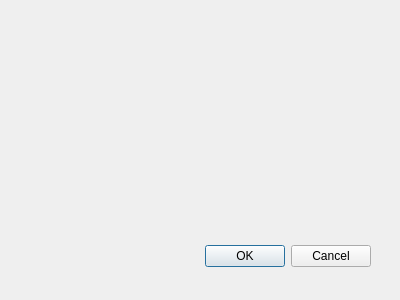
The window that wrt_plugin_lite_dialog_base.ui (ahmad-04/wrt_plugin_lite) describes before a commit, drawn with Qt 5.
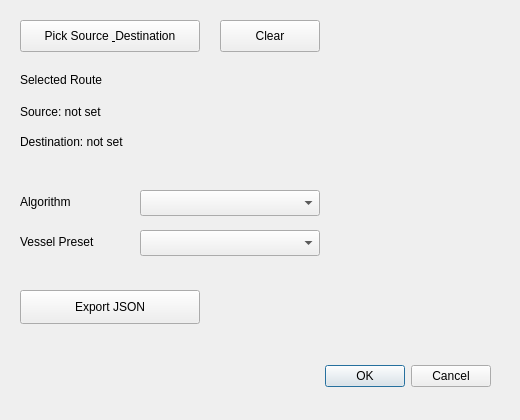
The same window after the commit.

Commit message: Base setup

The edit to the form file:
```diff
--- a/wrt_plugin_lite_dialog_base.ui
+++ b/wrt_plugin_lite_dialog_base.ui
@@ -1,27 +1,162 @@
 <ui version="4.0" >
  <class>WRTPluginLiteDialogBase</class>
- <widget class="QDialog" name="WRTPluginLiteDialogBase" >
-  <property name="geometry" >
+ <widget class="QDialog" name="WRTPluginLiteDialogBase">
+  <property name="geometry">
    <rect>
     <x>0</x>
     <y>0</y>
-    <width>400</width>
-    <height>300</height>
+    <width>520</width>
+    <height>420</height>
    </rect>
   </property>
   <property name="windowTitle" >
    <string>WRT Plugin Lite</string>
   </property>
-  <widget class="QDialogButtonBox" name="button_box" >
-   <property name="geometry" >
+
+  <widget class="QPushButton" name="btnPickRoute">
+   <property name="geometry">
     <rect>
-     <x>30</x>
-     <y>240</y>
-     <width>341</width>
+     <x>20</x>
+     <y>20</y>
+     <width>180</width>
      <height>32</height>
     </rect>
    </property>
-   <property name="orientation" >
+   <property name="text">
+    <string>Pick Source &amp; Destination</string>
+   </property>
+  </widget>
+
+  <widget class="QPushButton" name="btnClearRoute">
+   <property name="geometry">
+    <rect>
+     <x>220</x>
+     <y>20</y>
+     <width>100</width>
+     <height>32</height>
+    </rect>
+   </property>
+   <property name="text">
+    <string>Clear</string>
+   </property>
+  </widget>
+
+  <widget class="QLabel" name="labelRouteTitle">
+   <property name="geometry">
+    <rect>
+     <x>20</x>
+     <y>70</y>
+     <width>200</width>
+     <height>20</height>
+    </rect>
+   </property>
+   <property name="text">
+    <string>Selected Route</string>
+   </property>
+  </widget>
+
+  <widget class="QLabel" name="lblSource">
+   <property name="geometry">
+    <rect>
+     <x>20</x>
+     <y>100</y>
+     <width>470</width>
+     <height>24</height>
+    </rect>
+   </property>
+   <property name="text">
+    <string>Source: not set</string>
+   </property>
+  </widget>
+
+  <widget class="QLabel" name="lblDest">
+   <property name="geometry">
+    <rect>
+     <x>20</x>
+     <y>130</y>
+     <width>470</width>
+     <height>24</height>
+    </rect>
+   </property>
+   <property name="text">
+    <string>Destination: not set</string>
+   </property>
+  </widget>
+
+  <widget class="QLabel" name="labelAlgorithm">
+   <property name="geometry">
+    <rect>
+     <x>20</x>
+     <y>190</y>
+     <width>100</width>
+     <height>24</height>
+    </rect>
+   </property>
+   <property name="text">
+    <string>Algorithm</string>
+   </property>
+  </widget>
+
+  <widget class="QComboBox" name="comboAlgorithm">
+   <property name="geometry">
+    <rect>
+     <x>140</x>
+     <y>190</y>
+     <width>180</width>
+     <height>26</height>
+    </rect>
+   </property>
+  </widget>
+
+  <widget class="QLabel" name="labelVessel">
+   <property name="geometry">
+    <rect>
+     <x>20</x>
+     <y>230</y>
+     <width>100</width>
+     <height>24</height>
+    </rect>
+   </property>
+   <property name="text">
+    <string>Vessel Preset</string>
+   </property>
+  </widget>
+
+  <widget class="QComboBox" name="comboVessel">
+   <property name="geometry">
+    <rect>
+     <x>140</x>
+     <y>230</y>
+     <width>180</width>
+     <height>26</height>
+    </rect>
+   </property>
+  </widget>
+
+  <widget class="QPushButton" name="btnExportJson">
+   <property name="geometry">
+    <rect>
+     <x>20</x>
+     <y>290</y>
+     <width>180</width>
+     <height>34</height>
+    </rect>
+   </property>
+   <property name="text">
+    <string>Export JSON</string>
+   </property>
+  </widget>
+
+  <widget class="QDialogButtonBox" name="button_box">
+   <property name="geometry">
+    <rect>
+     <x>170</x>
+     <y>360</y>
+     <width>321</width>
+     <height>32</height>
+    </rect>
+   </property>
+   <property name="orientation">
     <enum>Qt::Horizontal</enum>
    </property>
    <property name="standardButtons" >
```
Left out of the diff: 16 changed lines with no effect on the pictures. The commit also changes 11 other files.
